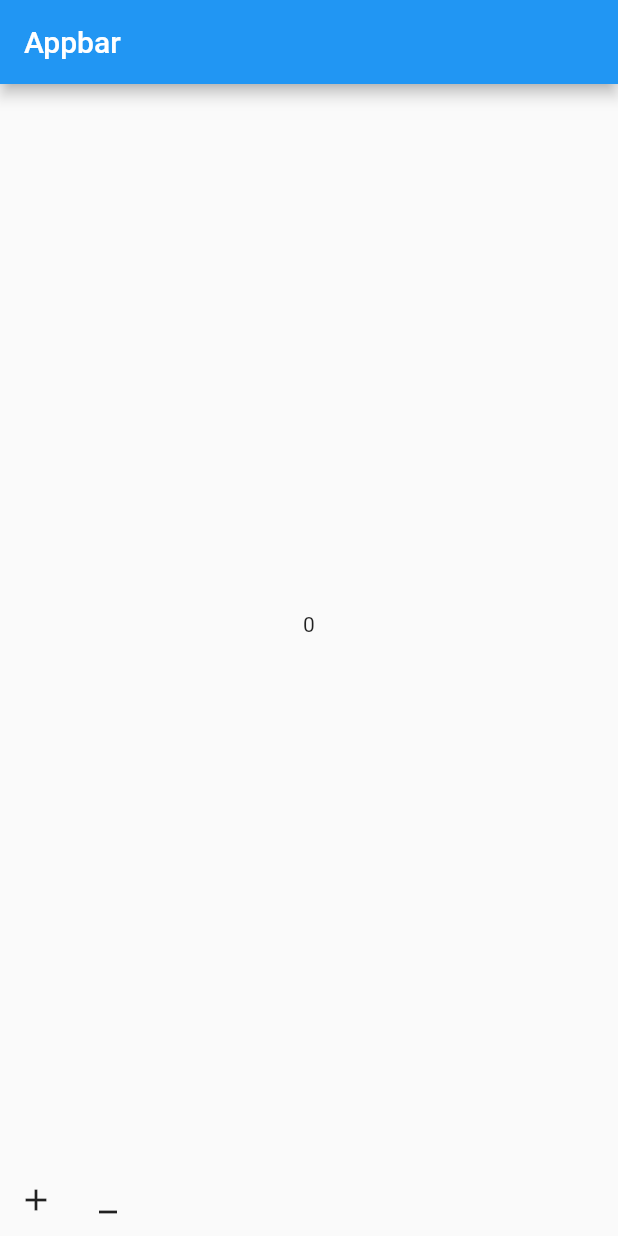
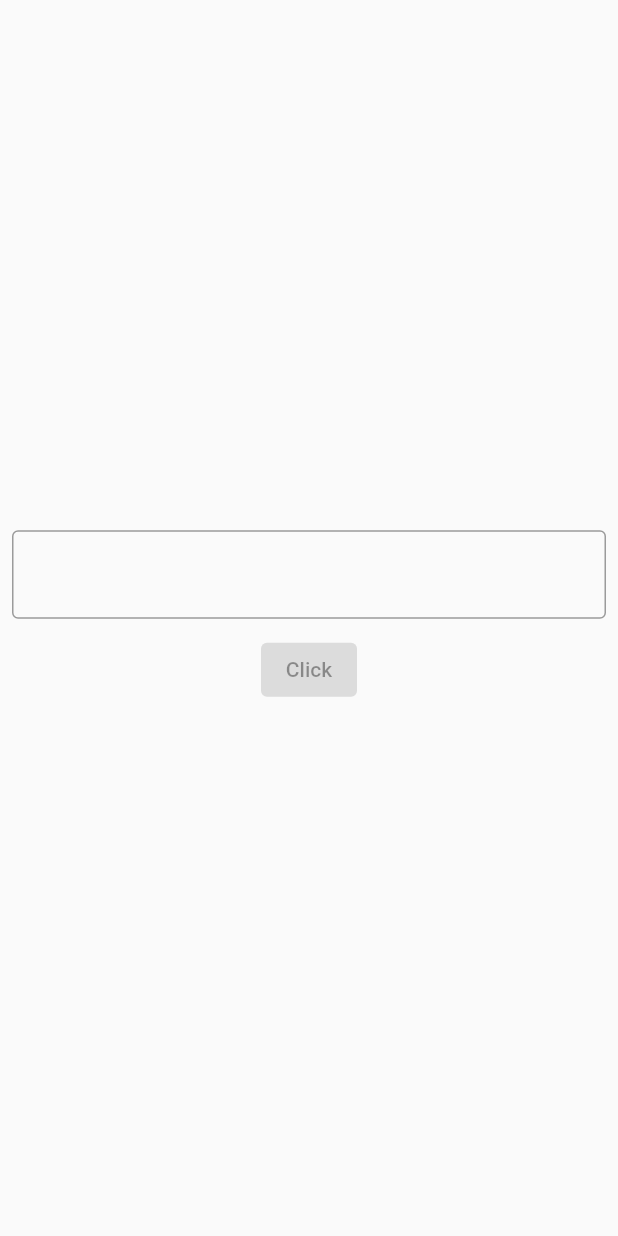
Before and after one commit to AbhishekDoshi26/bloc_example, a Flutter app: the screen it shows after launch, on a phone screen of 412 x 824 dp. Run offline on Flutter 3.47's test engine with Material 2 defaults, Android fonts, the phone set to English and light mode, and no system bars; our stand-ins replace bloc, flutter_bloc.

```diff
--- a/lib/bloc/counter_event.dart
+++ /dev/null
@@ -1,8 +0,0 @@
-part of 'counter_bloc.dart';
-
-@immutable
-abstract class CounterEvent {}
-
-class IncrementEvent extends CounterEvent{}
-
-class DecrementEvent extends CounterEvent{}
--- a/lib/bloc/counter_state.dart
+++ /dev/null
@@ -1,29 +0,0 @@
-part of 'counter_bloc.dart';
-
-enum CounterStatus {
-  initial,
-  loading,
-  error,
-  loaded,
-}
-
-class CounterState {
-
-  final int counter;
-  final CounterStatus status;
-
-  CounterState({
-    required this.counter,
-    required this.status,
-  });
-
-  CounterState copyWith({
-    int? counter,
-    CounterStatus? status,
-  }) {
-    return CounterState(
-      counter: counter ?? this.counter,
-      status: status ?? this.status,
-    );
-  }
-}
--- /dev/null
+++ b/lib/bloc/home_event.dart
@@ -0,0 +1,10 @@
+part of 'home_bloc.dart';
+
+@immutable
+abstract class HomeEvent {}
+
+class InputChangedEvent extends HomeEvent {
+  final String input;
+
+  InputChangedEvent({required this.input});
+}
--- /dev/null
+++ b/lib/bloc/home_state.dart
@@ -0,0 +1,14 @@
+part of 'home_bloc.dart';
+
+class HomeState {
+  final String output;
+
+  HomeState({required this.output});
+
+  HomeState copyWith({String? copyWithOutput}) {
+    return HomeState(
+      output: copyWithOutput ?? output,
+      // output: copyWithOutput == null ? output : copyWithOutput,
+    );
+  }
+}
--- a/lib/home.dart
+++ b/lib/home.dart
@@ -1,6 +1,6 @@
 import 'package:flutter/material.dart';
 import 'package:flutter_bloc/flutter_bloc.dart';
-import 'package:test_project/bloc/counter_bloc.dart';
+import 'package:test_project/bloc/home_bloc.dart';
 
 class Home extends StatelessWidget {
   const Home({Key? key}) : super(key: key);
@@ -8,38 +8,39 @@ class Home extends StatelessWidget {
   @override
   Widget build(BuildContext context) {
     return Scaffold(
-      bottomNavigationBar: Row(
+      body: Center(
+        child: Padding(
+          padding: const EdgeInsets.all(8.0),
+          child: Column(
+            mainAxisAlignment: MainAxisAlignment.center,
             children: [
-          IconButton(
-            onPressed: () {
-              context.read<CounterBloc>().add(IncrementEvent());
+              TextField(
+                onChanged: (value) {
+                  context.read<HomeBloc>().add(
+                        InputChangedEvent(input: value),
+                      );
                 },
-            icon: const Icon(Icons.add),
+                decoration: const InputDecoration(
+                  border: OutlineInputBorder(),
                 ),
-          IconButton(
-            onPressed: () {
-              context.read<CounterBloc>().add(DecrementEvent());
+              ),
+              const SizedBox(
+                height: 10,
+              ),
+              BlocBuilder<HomeBloc, HomeState>(
+                builder: (context, state) {
+                  return ElevatedButton(
+                    onPressed: state.output.isEmpty
+                        ? null
+                        : () {
+                            print(state.output);
                           },
-            icon: const Icon(Icons.minimize),
+                    child: const Text('Click'),
+                  );
+                },
               ),
             ],
           ),
-      body: Center(
-        child: BlocConsumer<CounterBloc, CounterState>(
-          listener: (context, state) {
-            if (state.status == CounterStatus.error) {
-              ScaffoldMessenger.of(context)
-                  .showSnackBar(const SnackBar(content: Text('error')));
-            }
-          },
-          builder: (context, state) {
-            if (state.status == CounterStatus.loading) {
-              return const CircularProgressIndicator();
-            }
-            return Text(
-              state.counter.toString(),
-            );
-          },
         ),
       ),
     );
--- a/lib/main.dart
+++ b/lib/main.dart
@@ -1,30 +1,20 @@
 import 'package:flutter/material.dart';
 import 'package:flutter_bloc/flutter_bloc.dart';
-import 'package:test_project/bloc/counter_bloc.dart';
+import 'package:test_project/bloc/home_bloc.dart';
 import 'package:test_project/home.dart';
 
 void main() => runApp(const MyApp());
 
-class MyApp extends StatefulWidget {
+class MyApp extends StatelessWidget {
   const MyApp({Key? key}) : super(key: key);
 
-  @override
-  State<MyApp> createState() => _MyAppState();
-}
-
-class _MyAppState extends State<MyApp> {
   @override
   Widget build(BuildContext context) {
     return MaterialApp(
       title: 'Material App',
-      home: Scaffold(
-        appBar: AppBar(
-          title: const Text('Appbar'),
-        ),
-        body: BlocProvider<CounterBloc>(
-          create: (context) => CounterBloc(),
-          child: const Home(),
-        ),
+      home: BlocProvider<HomeBloc>(
+        create: (context) => HomeBloc(),
+        child: const Home(),
       ),
     );
   }
```
Also changed, not shown: lib/bloc/counter_bloc.dart (deleted, +0 -49 lines), lib/bloc/home_bloc.dart (added, +27 -0 lines). Lines whose indentation alone changed are shown as unchanged.
